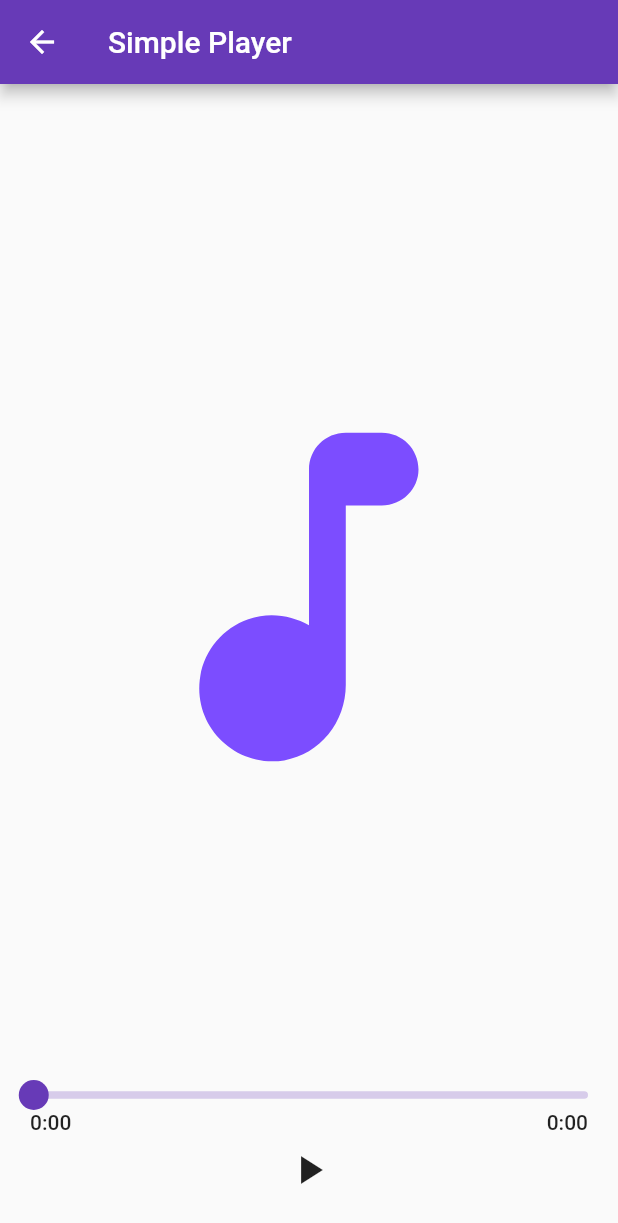
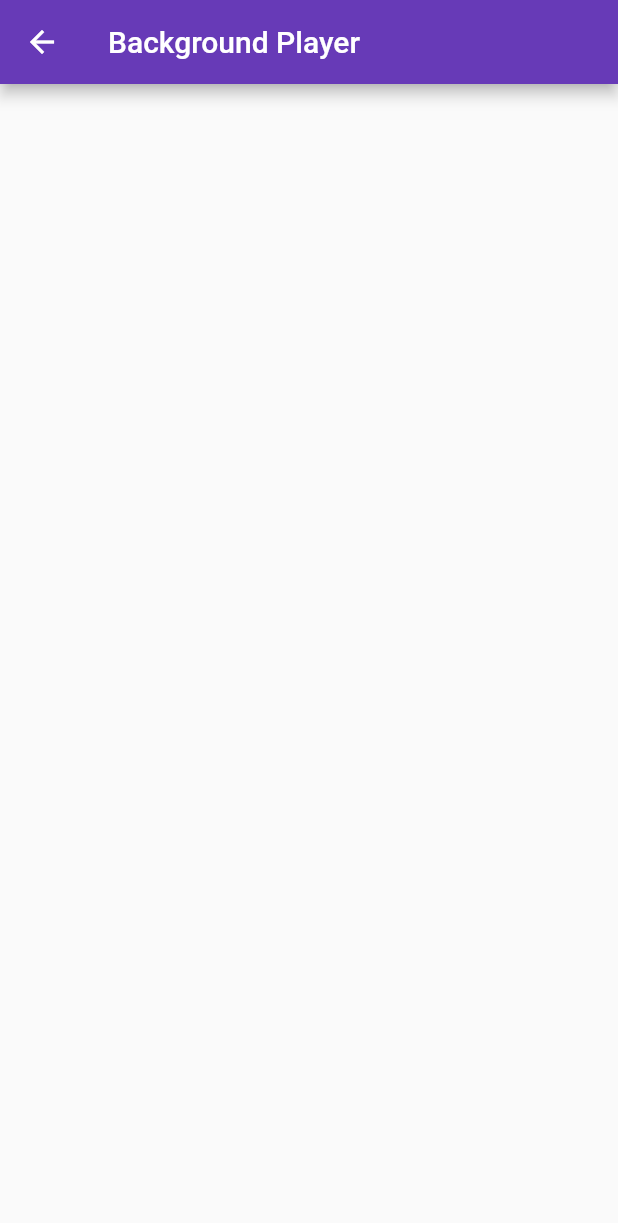
Before and after one commit to irufano/music_app, a Flutter app: the screen it shows after launch, after a tap on "Background Player", on a phone screen of 412 x 824 dp. Shown: the top 1223 px of the screen. Run offline on Flutter 3.47's test engine with Material 2 defaults, Android fonts, the phone set to English and light mode, and no system bars; drawn by our look-alikes of audio_video_progress_bar; our stand-ins replace just_audio.

Commit message:
setup bg player

```diff
--- /dev/null
+++ b/lib/background_player/background_player.dart
@@ -0,0 +1,19 @@
+import 'package:flutter/material.dart';
+
+class BackgroundPlayer extends StatefulWidget {
+  const BackgroundPlayer({Key? key}) : super(key: key);
+
+  @override
+  _BackgroundPlayerState createState() => _BackgroundPlayerState();
+}
+
+class _BackgroundPlayerState extends State<BackgroundPlayer> {
+  @override
+  Widget build(BuildContext context) {
+    return Scaffold(
+      appBar: AppBar(
+        title: Text('Background Player'),
+      ),
+    );
+  }
+}
--- a/lib/main.dart
+++ b/lib/main.dart
@@ -1,5 +1,7 @@
 import 'package:flutter/material.dart';
-import 'package:music_app/simple_player/simple_player.dart';
+
+import 'background_player/background_player.dart';
+import 'simple_player/simple_player.dart';
 
 void main() {
   runApp(MyApp());
@@ -49,8 +51,8 @@ class _MyHomeState extends State<MyHome> {
             ElevatedButton(
               child: Text('Background Player'),
               onPressed: () {
-                Navigator.of(context).push(
-                    MaterialPageRoute(builder: (context) => SimplePlayer()));
+                Navigator.of(context).push(MaterialPageRoute(
+                    builder: (context) => BackgroundPlayer()));
               },
             ),
           ],
--- a/pubspec.yaml
+++ b/pubspec.yaml
@@ -31,6 +31,7 @@ dependencies:
   just_audio: ^0.8.0
   audio_video_progress_bar: ^0.4.0
   audio_service: ^0.17.1
+  http: ^0.13.3
 
 dev_dependencies:
   flutter_test:
```
Also changed, not shown: lib/background_player/audio_player_service.dart (added), pubspec.lock.
